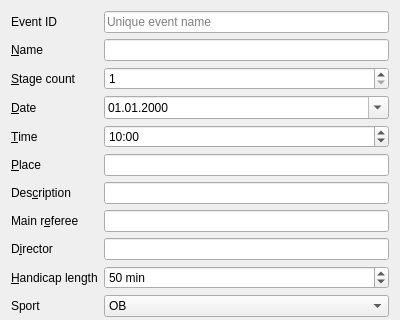
First picture: the form in quickevent/app/quickevent/plugins/Event/src/eventdialogwidget.ui, repository Quick-Event/quickbox, before the edit; both pictures show x 0 to 400 and y 0 to 320 of the 400 by 730 pixel window.
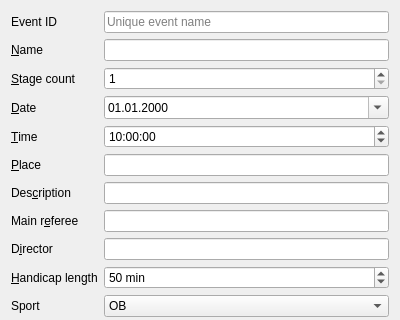
Second picture: the form after the edit.

Commit message: Modified UI - issue #723 - start 00 can be set in format H:mm:ss. Some dialog titles update.

```diff
--- a/quickevent/app/quickevent/plugins/Event/src/eventdialogwidget.ui
+++ b/quickevent/app/quickevent/plugins/Event/src/eventdialogwidget.ui
@@ -229,7 +229,7 @@
    <item row="4" column="1">
     <widget class="QTimeEdit" name="ed_time">
      <property name="displayFormat">
-      <string>h:mm</string>
+      <string>h:mm:ss</string>
      </property>
      <property name="time">
       <time>
```
The commit also changes 3 other files.
